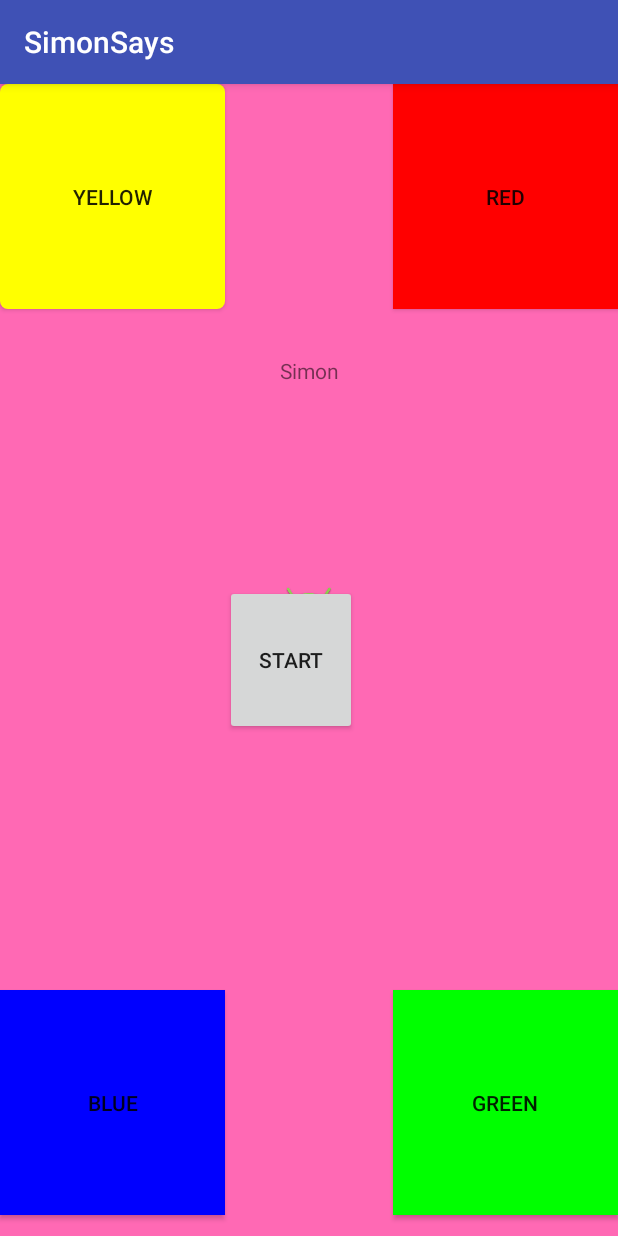
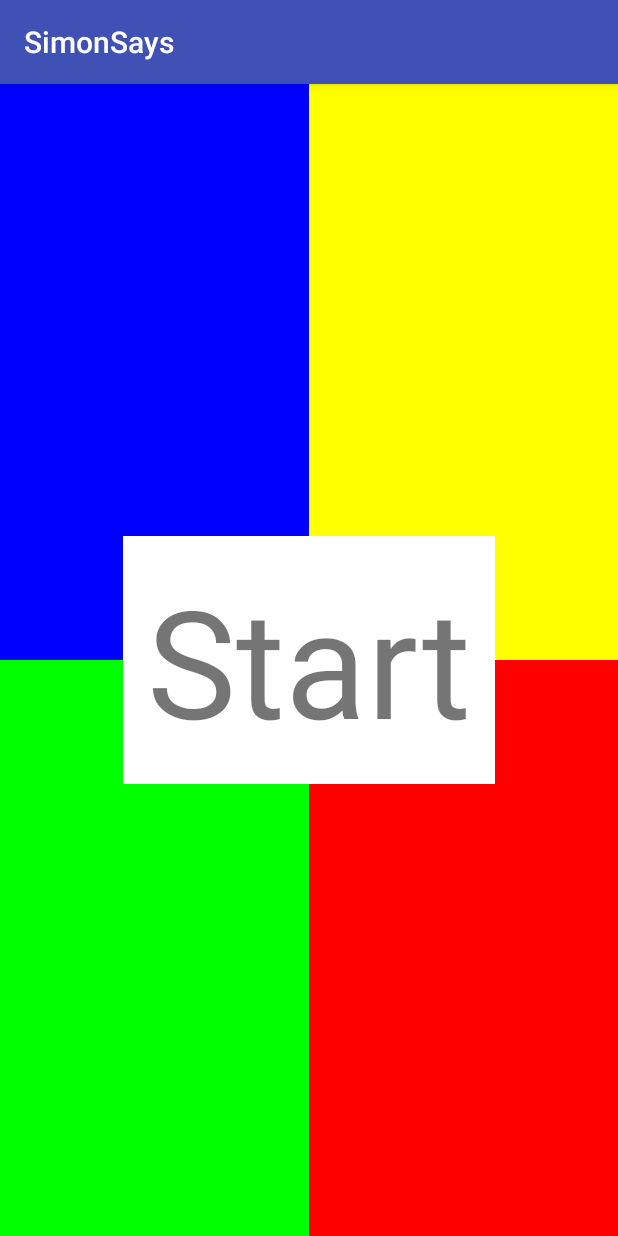
Before and after one commit to akrios25/SimonSays, an Android app: the screen it shows after launch (MainActivity), on a phone screen of 412 x 824 dp. Run offline under Robolectric (Android 15) with nearby library versions, the phone set to English and light mode, and no system bars.

Commit message:
Changed to constraint layout from relative layout.

```diff
--- a/app/build.gradle
+++ b/app/build.gradle
@@ -2,7 +2,7 @@ apply plugin: 'com.android.application'
 
 android {
     compileSdkVersion 26
-    buildToolsVersion "26.0.1"
+    buildToolsVersion '26.0.2'
     defaultConfig {
         applicationId "nyc.c4q.simonsays"
         minSdkVersion 19
--- a/app/src/main/AndroidManifest.xml
+++ b/app/src/main/AndroidManifest.xml
@@ -11,7 +11,7 @@
         android:theme="@style/AppTheme">
         <activity android:name=".MainActivity"
 
-            android:theme="@style/SplashTheme">
+            android:theme="@style/AppTheme">
 
             <intent-filter>
                 <action android:name="android.intent.action.MAIN" />
--- a/app/src/main/java/nyc/c4q/simonsays/MainActivity.java
+++ b/app/src/main/java/nyc/c4q/simonsays/MainActivity.java
@@ -1,168 +1,27 @@
 package nyc.c4q.simonsays;
 
-import android.os.Handler;
 import android.support.v7.app.AppCompatActivity;
 import android.os.Bundle;
-import android.graphics.Color;
-import android.nfc.Tag;
-import android.support.v7.app.AppCompatActivity;
-import android.os.Bundle;
-import android.util.Log;
 import android.view.View;
-import android.view.animation.AlphaAnimation;
-import android.view.animation.Animation;
-import android.widget.Button;
-import android.widget.Toast;
+import android.widget.TextView;
 
-import java.sql.SQLOutput;
-import java.util.ArrayList;
-import java.util.Random;
-import java.util.Random;
 public class MainActivity extends AppCompatActivity {
-    private Button red;
-    private Button yellow;
-    private Button blue;
-    private Button green;
-    private Button start;
-    private final String Tag="TestActivity";
-    private ArrayList<String> simon;
-    private ArrayList<String> user;
-    private boolean clicked;
+    private View red;
+    private View yellow;
+    private View blue;
+    private View green;
+    private TextView rounds;
+
     @Override
     protected void onCreate(Bundle savedInstanceState) {
-        setTheme(R.style.SplashTheme);
         super.onCreate(savedInstanceState);
-//        final Handler handler = new Handler();
-//        handler.postDelayed(new Runnable() {
-//            @Override
-//            public void run() {
-//                Intent
-//            }
-//        }, 3000);
+
         setContentView(R.layout.activity_main);
-        red = (Button) findViewById(R.id.red);
-        green = (Button) findViewById(R.id.green);
-        yellow = (Button) findViewById(R.id.button_Y);
-        blue = (Button) findViewById(R.id.blue);
-        start = (Button) findViewById(R.id.begin);
-
-        String checking = green.getText().toString();
-        Log.d("checkforgreen", checking);
-
-    }
-    public void onStart() {
-        super.onStart();
-        start.setOnClickListener(new View.OnClickListener() {
-            @Override
-            public void onClick(View view) {
-                final Animation lightup= new AlphaAnimation(1,0);
-                lightup.setDuration(3000);
-                Toast.makeText(MainActivity.this, "Start button was clicked", Toast.LENGTH_SHORT).show();
-                Random rnd= new Random();
-                int[] randColor={R.color.blue,R.color.green,R.color.red,R.color.yellow,R.color.pink};
-                red.setBackground(blue.getBackground());
-                red.startAnimation(lightup);
-                yellow.setBackground(green.getBackground());
-                //green.setBackgroundColor(getResources().getColor(R.color.pink));
-            }
-        });
-        blue.setOnClickListener(new View.OnClickListener() {
-            @Override
-            public void onClick(View view) {
-                Toast.makeText(MainActivity.this, "Blue clicked", Toast.LENGTH_SHORT).show();
-            }
-        });
-        red.setOnClickListener(new View.OnClickListener() {
-            @Override
-            public void onClick(View view) {
-                Toast.makeText(MainActivity.this, "Red clicked", Toast.LENGTH_SHORT).show();
-            }
-        });
-        yellow.setOnClickListener(new View.OnClickListener() {
-            @Override
-            public void onClick(View view) {
-                Toast.makeText(MainActivity.this, "Yellow clicked", Toast.LENGTH_SHORT).show();
-            }
-        });
-        green.setOnClickListener(new View.OnClickListener(){
-            @Override
-            public void onClick(View view) {
-
-                Toast.makeText(MainActivity.this, "green clicked", Toast.LENGTH_SHORT).show();
-                clicked = true;
-            }
-        });
-//        listCheck(simon, user);
-        gamePlay(simon, user);
-    }
-//    public boolean listCheck(ArrayList<String> simon, ArrayList<String> user) {
-//            if(clicked){
-//                Toast.makeText(this, "button clicked", Toast.LENGTH_SHORT).show();
-//                simon.add(green.getText().toString());
-//                String checking = green.getText().toString();
-//                Log.d("checkforgreen", checking);
-//            }
-//
-//
-//        return clicked;
-//    }
-    public boolean gamePlay(ArrayList<String> simon, ArrayList<String> user) {
-        final Animation lightup= new AlphaAnimation(1,0);
-        lightup.setDuration(3000);
-        Random simonChoice = new Random();
-        int choice = simonChoice.nextInt(4);
-        if(clicked) {
-
-
-            switch (choice) {
-
-                case 1:
-                    simon.add(green.getText().toString());
-                    lightup.setDuration(3000);
-                    green.startAnimation(lightup);
-
-                    break;
-                case 2:
-                    simon.add(red.getText().toString());
-                    red.startAnimation(lightup);
-
-                    break;
-                case 3:
-                    simon.add(yellow.getText().toString());
-                    yellow.startAnimation(lightup);
-
-                    break;
-                case 4:
-                    simon.add(blue.getText().toString());
-                    blue.startAnimation(lightup);
-
-                    break;
-            }
-        }
-
-        return true;
+        red = findViewById(R.id.red);
+        green = findViewById(R.id.green);
+        yellow = findViewById(R.id.yellow);
+        blue = findViewById(R.id.blue);
+        rounds = (TextView) findViewById(R.id.rounds);
     }
 
-
 }
-
-
-
-
-
-
-
-
-
-
-
-
-
-
-
-
-
-//TODO create button methods and logic, as well as key bindings, fields as well
-//TODO XML needs to be properly adjusted and designed, color schema,
-//TODO a second activity, that will be explicit intent, which will contain the Simon game
-//and the main_activity will be the splash page
--- /dev/null
+++ b/app/src/main/java/nyc/c4q/simonsays/SimonSaysPresenter.java
@@ -0,0 +1,8 @@
+package nyc.c4q.simonsays;
+
+/**
+ * Created by muhaimennoor on 11/10/17.
+ */
+
+public class SimonSaysPresenter {
+}
--- a/app/src/main/res/layout/activity_main.xml
+++ b/app/src/main/res/layout/activity_main.xml
@@ -1,70 +1,59 @@
 <?xml version="1.0" encoding="utf-8"?>
-<RelativeLayout
-
+<android.support.constraint.ConstraintLayout
     xmlns:android="http://schemas.android.com/apk/res/android"
     xmlns:app="http://schemas.android.com/apk/res-auto"
-    xmlns:tools="http://schemas.android.com/tools"
     android:layout_width="match_parent"
-    android:layout_height="match_parent"
-    android:orientation="horizontal"
-    tools:context="nyc.c4q.simonsays.MainActivity">
+    android:layout_height="match_parent">
+    <View
+        android:id="@+id/blue"
+        android:background="@color/blue"
+        android:layout_width="0dp"
+        android:layout_height="0dp"
+        app:layout_constraintTop_toTopOf="parent"
+        app:layout_constraintBottom_toTopOf="@id/green"
+        app:layout_constraintStart_toStartOf="parent"
+        app:layout_constraintEnd_toStartOf="@+id/yellow"/>
+
+    <View
+        android:id="@+id/yellow"
+        android:background="@color/yellow"
+        android:layout_width="0dp"
+        android:layout_height="0dp"
+        app:layout_constraintTop_toTopOf="parent"
+        app:layout_constraintBottom_toTopOf="@id/green"
+        app:layout_constraintEnd_toEndOf="parent"
+        app:layout_constraintStart_toEndOf="@id/blue"/>
+    <View
+        android:id="@+id/green"
+        android:background="@color/green"
+        android:layout_width="0dp"
+        android:layout_height="0dp"
+        app:layout_constraintBottom_toBottomOf="parent"
+        app:layout_constraintTop_toBottomOf="@id/blue"
+        app:layout_constraintStart_toStartOf="parent"
+        app:layout_constraintEnd_toStartOf="@id/red"/>
+    <View
+        android:id="@+id/red"
+        android:background="@color/red"
+        android:layout_width="0dp"
+        android:layout_height="0dp"
+        app:layout_constraintBottom_toBottomOf="parent"
+        app:layout_constraintEnd_toEndOf="parent"
+        app:layout_constraintTop_toBottomOf="@id/yellow"
+        app:layout_constraintStart_toEndOf="@id/green" />
 
     <TextView
-        android:text="Simon"
-        android:gravity="center"
+        android:id="@+id/rounds"
+        android:layout_width="wrap_content"
         android:layout_height="wrap_content"
-        android:layout_gravity="center"
-        android:layout_width="match_parent"
-        android:layout_weight="1"
-        android:layout_below="@+id/button_Y"
-        android:layout_alignParentStart="true"
-        android:layout_marginTop="31dp" />
-    <Button
-        android:id="@+id/button_Y"
-        android:background="@drawable/buttonshape"
-        android:layout_width="150dp"
-        android:layout_height="150dp"
-        android:backgroundTint="@color/yellow"
-        android:text="Yellow"
+        android:text="Start"
+        android:padding="16dp"
+        android:textSize="100sp"
+        android:background="#fff"
+        app:layout_constraintTop_toTopOf="parent"
+        app:layout_constraintBottom_toBottomOf="parent"
+        app:layout_constraintStart_toStartOf="parent"
+        app:layout_constraintEnd_toEndOf="parent"
         />
-    <Button
-        android:id="@+id/red"
-        android:layout_width="150dp"
-        android:layout_height="150dp"
-        android:layout_alignParentTop="true"
-        android:layout_alignParentEnd="true"
-        android:background="#ff0000"
-        android:text="Red"/>
-    <Button
-        android:id="@+id/begin"
-        android:layout_width="wrap_content"
-        android:layout_height="100dp"
-        android:gravity="center"
-        android:text="Start"
-        android:layout_centerVertical="true"
-        android:layout_toEndOf="@+id/blue" />
-    <Button
-        android:layout_width="150dp"
-        android:layout_height="150dp"
-        android:text="Blue"
-        android:background="@color/blue"
-        android:layout_alignParentBottom="true"
-        android:layout_alignParentStart="true"
-        android:layout_marginBottom="14dp"
-        android:id="@+id/blue" />
-    <Button
-        android:id="@+id/green"
-        android:layout_width="150dp"
-        android:layout_height="150dp"
-        android:text="Green"
-        android:background="@color/green"
-        android:layout_alignParentBottom="true"
-        android:layout_marginBottom="14dp"
-        android:layout_alignParentEnd="true" />
 
-
-
-
-
-
-</RelativeLayout>
+</android.support.constraint.ConstraintLayout>
--- a/build.gradle
+++ b/build.gradle
@@ -5,7 +5,7 @@ buildscript {
         jcenter()
     }
     dependencies {
-        classpath 'com.android.tools.build:gradle:2.3.3'
+        classpath 'com.android.tools.build:gradle:3.0.0'
 
         // NOTE: Do not place your application dependencies here; they belong
         // in the individual module build.gradle files
```
Also changed, not shown: gradle/wrapper/gradle-wrapper.properties.
